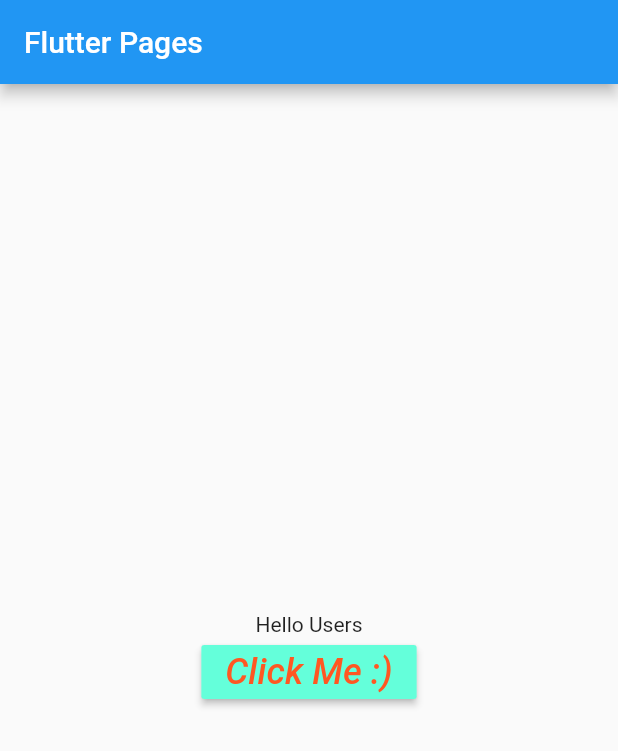
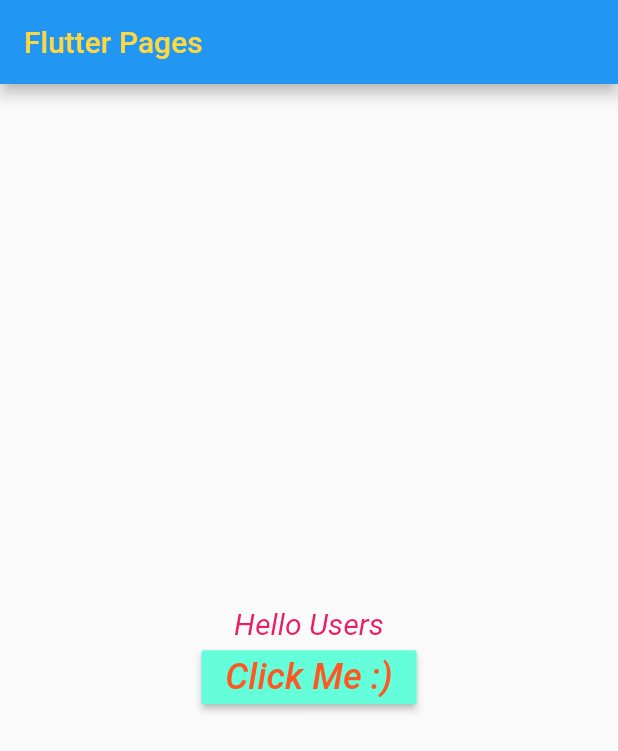
Before and after one commit to vaibhavbisht06/FlutterApp-2.0, a Flutter app: the screen it shows after launch, on a phone screen of 412 x 824 dp. Shown: the top 751 px of the screen. Run offline on Flutter 3.47's test engine with Material 2 defaults, Android fonts, the phone set to English and light mode, and no system bars.

Commit message:
Changes in the text above the button

```diff
--- a/second_app/lib/main.dart
+++ b/second_app/lib/main.dart
@@ -39,7 +39,7 @@ import 'package:flutter/material.dart';
          child: new Column(
            mainAxisAlignment: MainAxisAlignment.center,
            children: <Widget>[
-             new Text(mytext),
+             new Text(mytext,style: new TextStyle(fontStyle: FontStyle.italic ,fontSize: 20.0 ,color: Colors.pink ),),
              new RaisedButton(
                child: new Text("Click Me :)", style: new TextStyle(color: Colors.deepOrange, fontSize: 24.0, fontStyle: FontStyle.italic),),
                onPressed: changeText,
@@ -54,7 +54,7 @@ import 'package:flutter/material.dart';
    Widget build(BuildContext context) {
      return Scaffold(
        appBar:  new AppBar(
-         title: new Text("Flutter Pages"),
+         title: new Text("Flutter Pages", style: new TextStyle(color: Colors.amberAccent),),
        ),
        body: ClickButtonWidget()
      );
```
